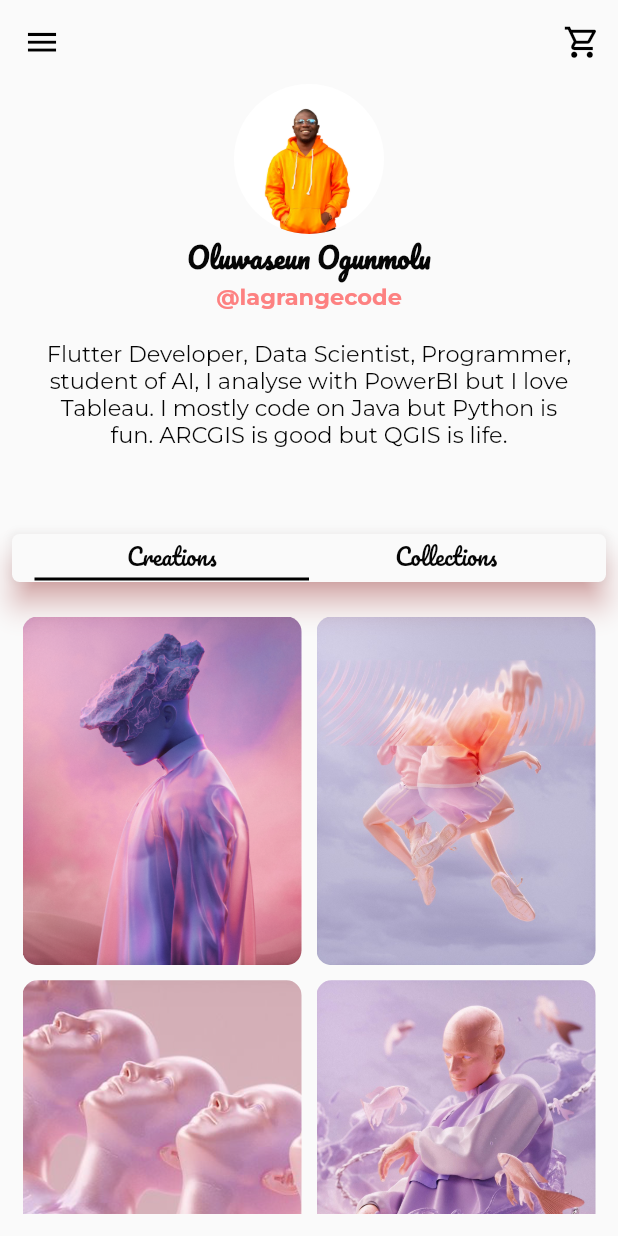
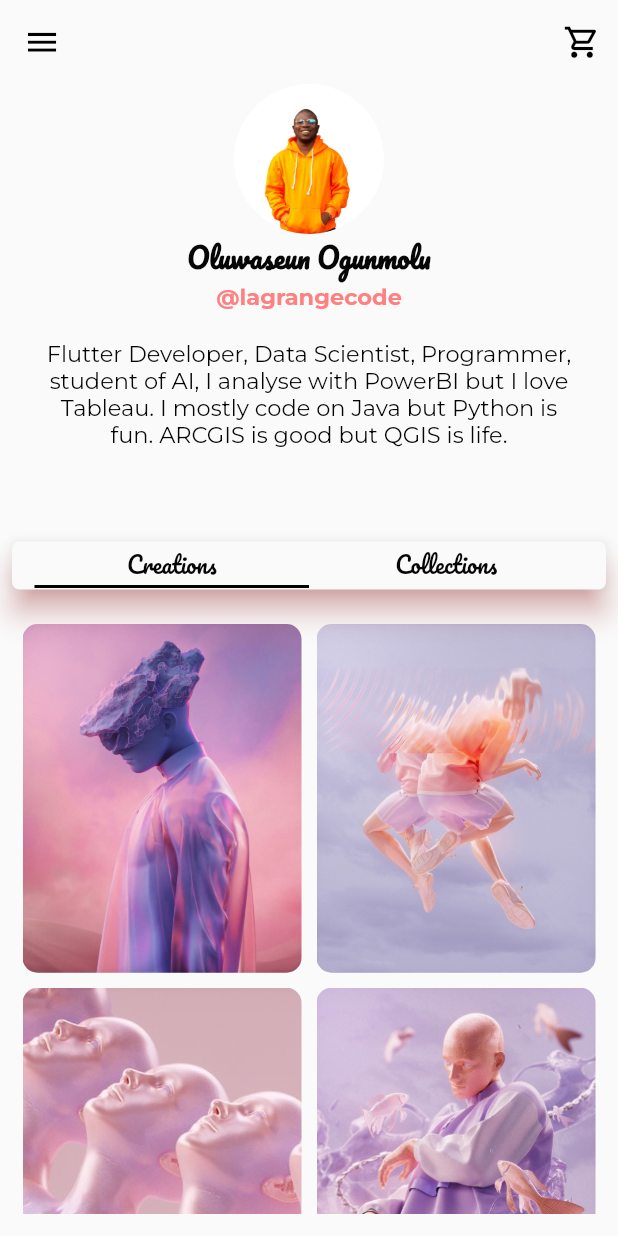
Before and after one commit to lagrandecode/nft_interface, a Flutter app: the screen it shows after launch, on a phone screen of 412 x 824 dp. Run offline on Flutter 3.47's test engine with Material 2 defaults, Android fonts, the phone set to English and light mode, and no system bars; our stand-ins replace google_fonts.

Commit message:
Merge remote-tracking branch 'origin/main' into main

```diff
--- a/lib/widgets/personinfo.dart
+++ b/lib/widgets/personinfo.dart
@@ -60,7 +60,7 @@ class PersonInfo extends StatelessWidget {
             textAlign: TextAlign.center,
           ),
           SizedBox(
-            height: 50.0,
+            height: 55.0,
           ),
         ],
       ),
```
